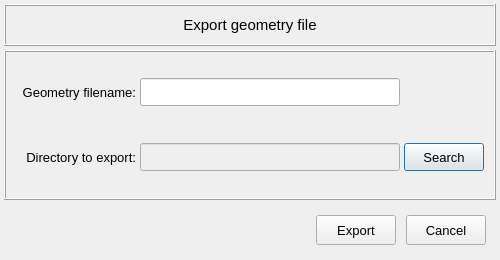
open-pulse/OpenPulse, file pulse/interface/data/ui_files/project/export_geometry_file.ui: the form before one commit.
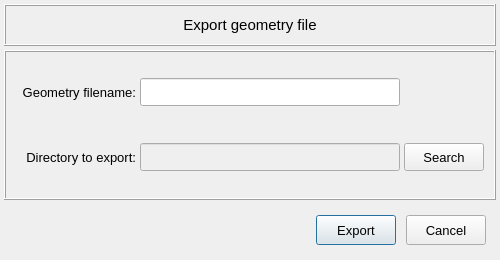
The form after the commit. Icons and pictures are not drawn.

The edit to the form file:
```diff
--- a/pulse/interface/data/ui_files/project/export_geometry_file.ui
+++ b/pulse/interface/data/ui_files/project/export_geometry_file.ui
@@ -294,6 +294,9 @@
             <iconset>
              <normaloff>../data/icons/020-search.png</normaloff>../data/icons/020-search.png</iconset>
            </property>
+           <property name="autoDefault">
+            <bool>false</bool>
+           </property>
           </widget>
          </item>
         </layout>
@@ -539,6 +542,12 @@
         <property name="text">
          <string>Export</string>
         </property>
+        <property name="autoDefault">
+         <bool>false</bool>
+        </property>
+        <property name="default">
+         <bool>true</bool>
+        </property>
        </widget>
       </item>
       <item row="0" column="0">
```
Left out of the diff: 5 changed lines with no effect on the pictures.
